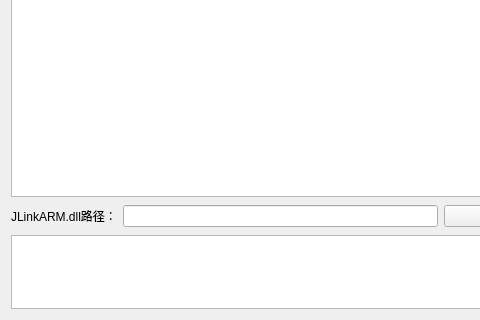
XIVN1987/RTTView, file RTTView.ui: the form before one commit; both pictures show x 0 to 480 and y 200 to 520 of the 720 by 520 pixel window.
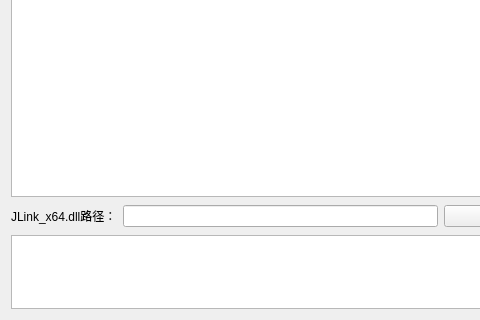
The form after the commit. Icons and pictures are not drawn.

Patch:
```diff
--- a/RTTView.ui
+++ b/RTTView.ui
@@ -49,7 +49,7 @@
         </sizepolicy>
        </property>
        <property name="text">
-        <string>JLinkARM.dll路径：</string>
+        <string>JLink_x64.dll路径：</string>
        </property>
       </widget>
      </item>
```
